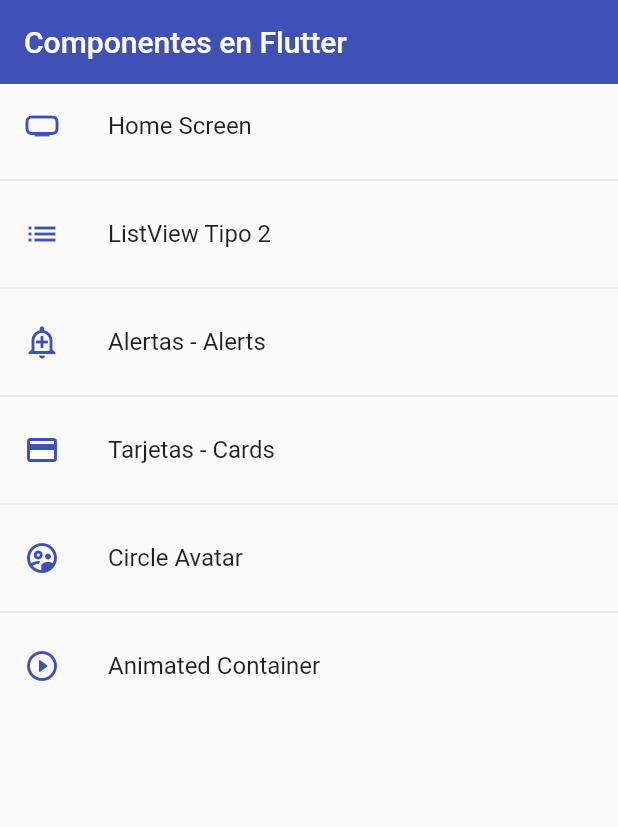
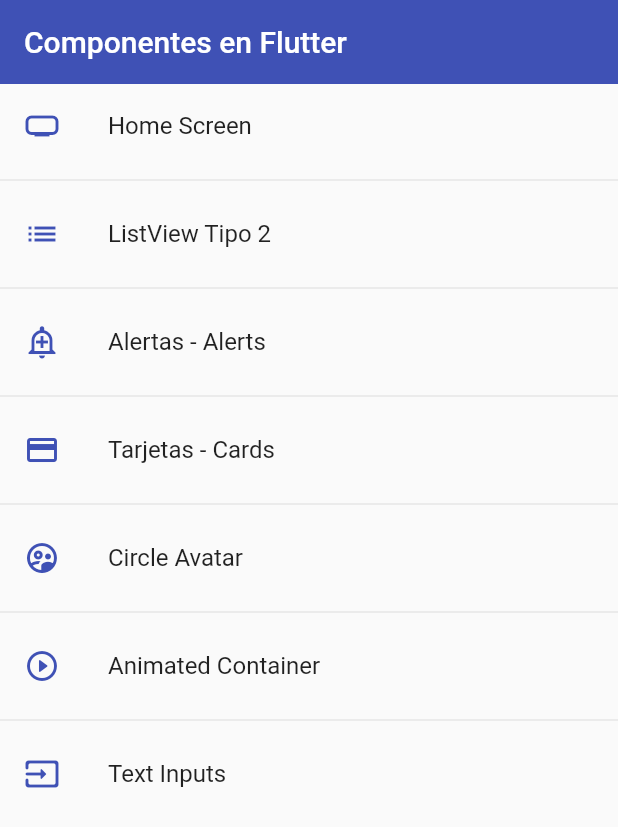
Before and after one commit to CRUXsur/marknotes, a Flutter app: the screen it shows after launch, on a phone screen of 412 x 824 dp. Shown: the top 827 px of the screen. Run offline on Flutter 3.47's test engine with Material 2 defaults, Android fonts, the phone set to English and light mode, and no system bars.

Commit message:
TextFormFields

```diff
--- a/lib/router/app_routes.dart
+++ b/lib/router/app_routes.dart
@@ -12,7 +12,6 @@ class AppRoutes {
   static const initialRoute = 'home';
 
   static final menuOptions = <MenuOption>[
-    // TODO: borrar home
     MenuOption(
         route: 'home',
         name: 'Home Screen',
@@ -47,7 +46,12 @@ class AppRoutes {
         route: 'animated',
         name: 'Animated Container',
         screen: const AnimatedScreen(),
-        icon: Icons.play_circle_outline_rounded)
+        icon: Icons.play_circle_outline_rounded),
+    MenuOption(
+        route: 'inputs',
+        name: 'Text Inputs',
+        screen: const InputsScreen(),
+        icon: Icons.input_rounded)
   ];
 
 /**
--- a/lib/screens/screens.dart
+++ b/lib/screens/screens.dart
@@ -3,5 +3,6 @@ export 'package:marknotes/screens/animated_screen.dart';
 export 'package:marknotes/screens/avatar_screen.dart';
 export 'package:marknotes/screens/card_screen.dart';
 export 'package:marknotes/screens/home_screen.dart';
+export 'package:marknotes/screens/inputs_screen.dart';
 export 'package:marknotes/screens/listview1_screen.dart';
 export 'package:marknotes/screens/listview2_screen.dart';
```
Also changed, not shown: lib/screens/inputs_screen.dart (added, +30 -0 lines).
